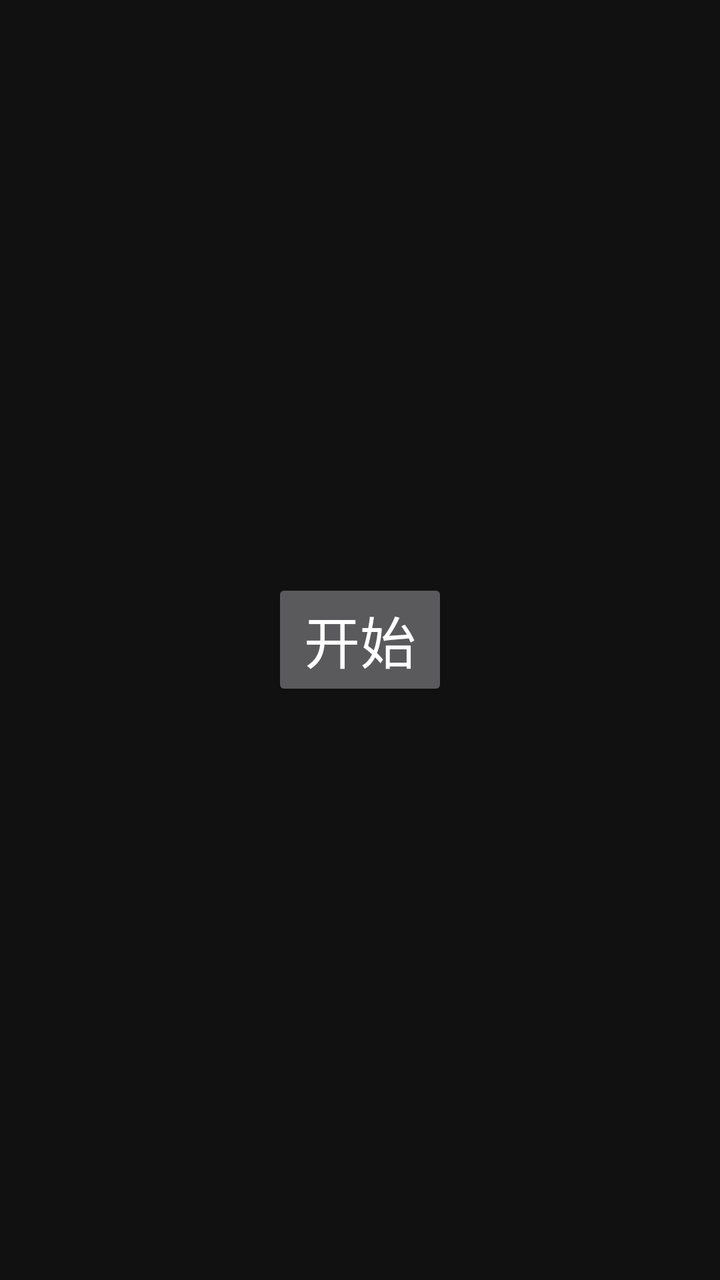
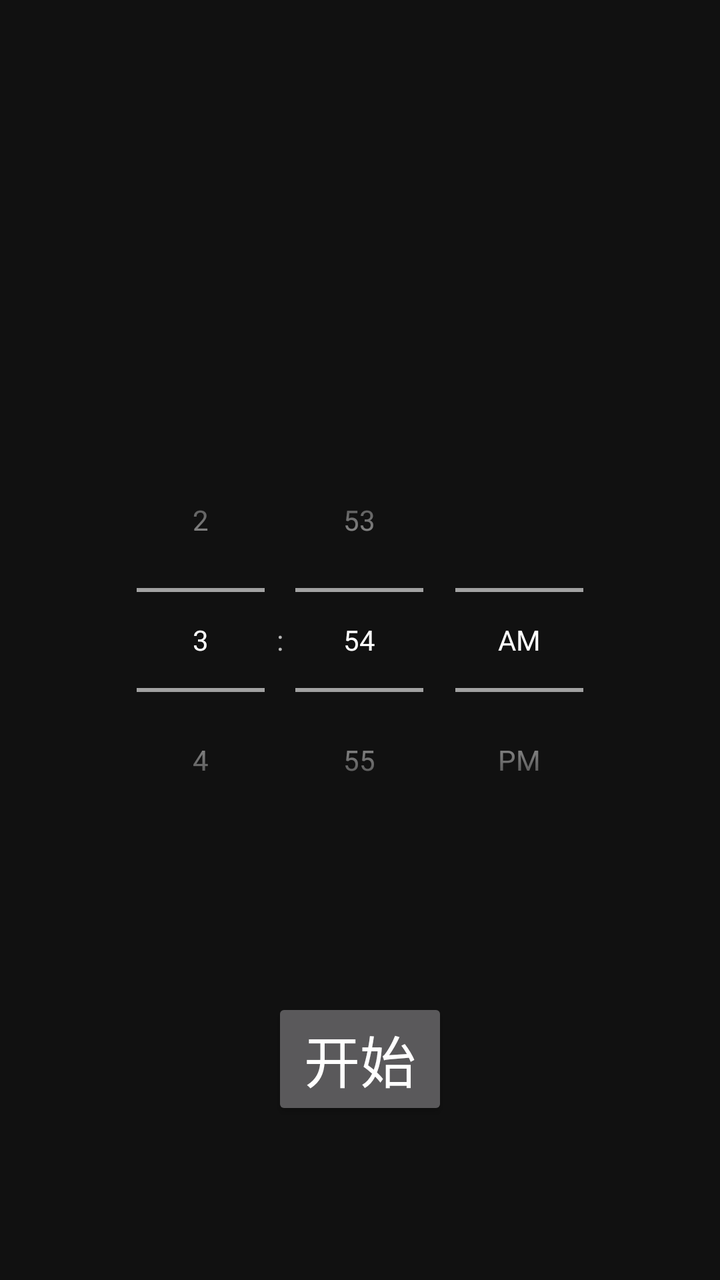

The first picture is an Android layout as it rendered before a commit; the second is the same layout after the commit. The layout source and the unified diff follow.
<!-- AndroidManifest.xml: application theme AppTheme -->
<!-- res/layout/activity_main.xml -->
<?xml version="1.0" encoding="utf-8"?>
<FrameLayout xmlns:android="http://schemas.android.com/apk/res/android"
    android:layout_width="match_parent"
    android:layout_height="match_parent"
    android:background="#111111">

    <TextView
        android:id="@+id/tvTimer"
        android:layout_width="wrap_content"
        android:layout_height="wrap_content"
        android:layout_gravity="center"
        android:textColor="#FFFFFF"
        android:textSize="120sp"
        android:textStyle="bold"
        android:visibility="gone" />

    <Button
        android:id="@+id/btnStart"
        android:layout_width="wrap_content"
        android:layout_height="wrap_content"
        android:layout_gravity="center"
        android:text="开始"
        android:textSize="28sp" />

    <Button
        android:id="@+id/btnStop"
        android:layout_width="wrap_content"
        android:layout_height="wrap_content"
        android:layout_gravity="center"
        android:text="停止"
        android:textSize="28sp"
        android:visibility="gone" />

</FrameLayout>
<!-- resources referenced by this layout -->
<resources>
  <style name="AppTheme" parent="Theme.AppCompat.NoActionBar">
          <item name="android:windowBackground">#111111</item>
      </style>
</resources>

<!-- the commit's change to res/layout/activity_main.xml (unified diff, before → after) -->
@@ -4,6 +4,7 @@
     android:layout_height="match_parent"
     android:background="#111111">
 
+    
     <TextView
         android:id="@+id/tvTimer"
         android:layout_width="wrap_content"
@@ -14,19 +15,32 @@
         android:textStyle="bold"
         android:visibility="gone" />
 
+    
+    <TimePicker
+        android:id="@+id/timePicker"
+        android:layout_width="wrap_content"
+        android:layout_height="wrap_content"
+        android:layout_gravity="center"
+        android:timePickerMode="spinner"
+        android:theme="@style/AppTheme" />
+
+    
     <Button
         android:id="@+id/btnStart"
         android:layout_width="wrap_content"
         android:layout_height="wrap_content"
-        android:layout_gravity="center"
+        android:layout_gravity="bottom|center_horizontal"
+        android:layout_marginBottom="80dp"
         android:text="开始"
         android:textSize="28sp" />
 
+    
     <Button
         android:id="@+id/btnStop"
         android:layout_width="wrap_content"
         android:layout_height="wrap_content"
-        android:layout_gravity="center"
+        android:layout_gravity="bottom|center_horizontal"
+        android:layout_marginBottom="80dp"
         android:text="停止"
         android:textSize="28sp"
         android:visibility="gone" />
